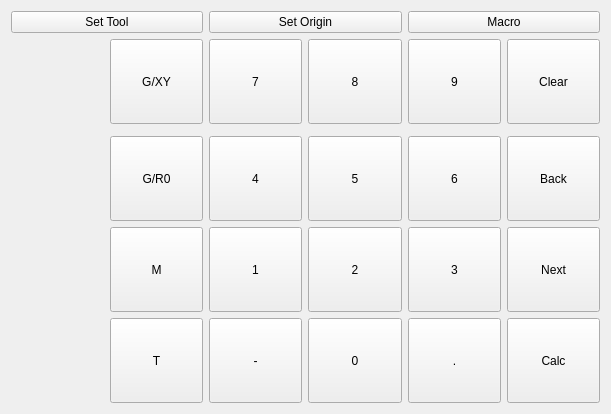
Before: the Qt Designer form share/qtvcp/widgets_ui/mdi_touchy.ui in LinuxCNC/linuxcnc, drawn with Qt 5.
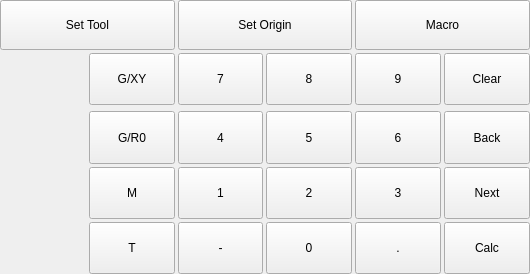
After: the same form once the commit is applied.

Commit message:
qtvcp -make mdi_touchy top buttons bigger
It was hard to use a touch screen.
Also made border spacing and button spacing smaller

Patch:
```diff
--- a/share/qtvcp/widgets_ui/mdi_touchy.ui
+++ b/share/qtvcp/widgets_ui/mdi_touchy.ui
@@ -6,18 +6,42 @@
    <rect>
     <x>0</x>
     <y>0</y>
-    <width>611</width>
-    <height>414</height>
+    <width>530</width>
+    <height>274</height>
    </rect>
   </property>
   <property name="windowTitle">
    <string>Form</string>
   </property>
   <layout class="QVBoxLayout" name="verticalLayout">
+   <property name="spacing">
+    <number>3</number>
+   </property>
+   <property name="leftMargin">
+    <number>0</number>
+   </property>
+   <property name="topMargin">
+    <number>0</number>
+   </property>
+   <property name="rightMargin">
+    <number>0</number>
+   </property>
+   <property name="bottomMargin">
+    <number>0</number>
+   </property>
    <item>
     <layout class="QHBoxLayout" name="horizontalLayout">
+     <property name="spacing">
+      <number>3</number>
+     </property>
      <item>
       <widget class="QPushButton" name="pushButton_20">
+       <property name="minimumSize">
+        <size>
+         <width>0</width>
+         <height>50</height>
+        </size>
+       </property>
        <property name="text">
         <string>Set Tool</string>
        </property>
@@ -25,6 +49,12 @@
      </item>
      <item>
       <widget class="QPushButton" name="pushButton_22">
+       <property name="minimumSize">
+        <size>
+         <width>0</width>
+         <height>50</height>
+        </size>
+       </property>
        <property name="text">
         <string>Set Origin</string>
        </property>
@@ -32,6 +62,12 @@
      </item>
      <item>
       <widget class="QPushButton" name="pushButton_macro">
+       <property name="minimumSize">
+        <size>
+         <width>0</width>
+         <height>50</height>
+        </size>
+       </property>
        <property name="text">
         <string>Macro</string>
        </property>
@@ -41,6 +77,12 @@
    </item>
    <item>
     <layout class="QGridLayout" name="gridLayout">
+     <property name="topMargin">
+      <number>0</number>
+     </property>
+     <property name="spacing">
+      <number>3</number>
+     </property>
      <item row="3" column="7">
       <widget class="QPushButton" name="pushButton_5">
        <property name="sizePolicy">
@@ -264,6 +306,9 @@
      </item>
      <item row="1" column="0" rowspan="5">
       <layout class="QVBoxLayout" name="verticalLayout_2">
+       <property name="spacing">
+        <number>3</number>
+       </property>
        <item>
         <widget class="QLabel" name="label_0">
          <property name="text">
```
